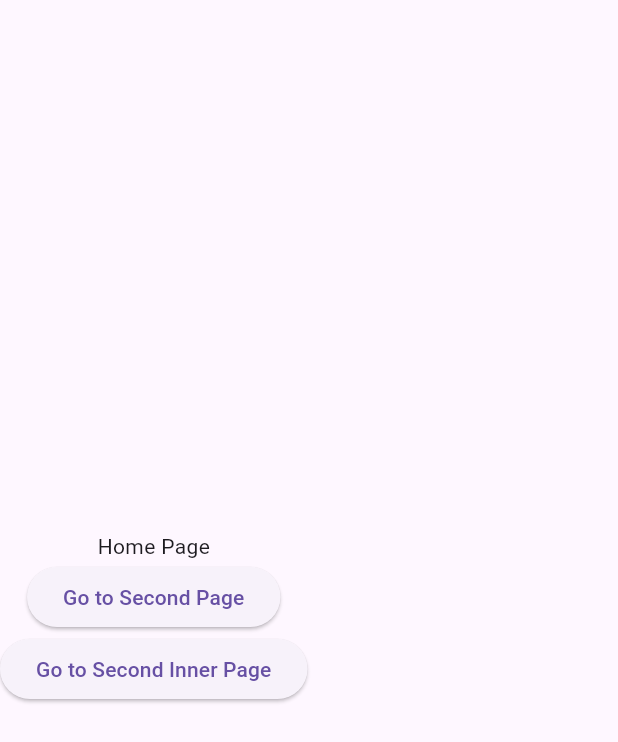
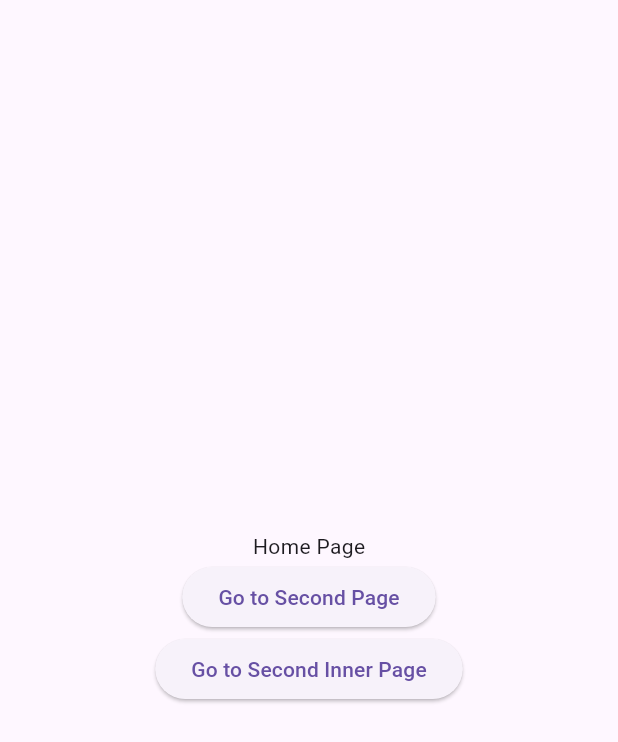
Before and after one commit to temoorx/autoRoute_test, a Flutter app: the screen it shows after launch, on a phone screen of 412 x 824 dp. Shown: the top 742 px of the screen. Run offline on Flutter 3.47's test engine with Material 3 defaults, Android fonts, the phone set to English and light mode, and no system bars; our stand-ins replace auto_route, flutter_bloc, freezed_annotation, get_it.

Commit message:
Refactor imports and layout in test_cubit_cubit.dart and home_page.dart

```diff
--- a/lib/cubit/test_cubit_cubit.dart
+++ b/lib/cubit/test_cubit_cubit.dart
@@ -1,4 +1,5 @@
-import 'package:bloc/bloc.dart';
+
+import 'package:flutter_bloc/flutter_bloc.dart';
 import 'package:freezed_annotation/freezed_annotation.dart';
 
 part 'test_cubit_state.dart';
--- a/lib/home_page.dart
+++ b/lib/home_page.dart
@@ -1,7 +1,5 @@
 import 'package:auto_route/auto_route.dart';
 import 'package:flutter/material.dart';
-
-import 'routes/app_router.dart';
 
 @RoutePage()
 class HomePage extends StatelessWidget {
@@ -12,9 +10,7 @@ class HomePage extends StatelessWidget {
     return Scaffold(
         body: SafeArea(
       child: Center(
-        child: Row(
-          children: [
-            Column(
+        child: Column(
           mainAxisAlignment: MainAxisAlignment.center,
           children: [
             const Text('Home Page'),
@@ -30,8 +26,6 @@ class HomePage extends StatelessWidget {
                 child: const Text('Go to Second Inner Page')),
           ],
         ),
-          ],
-        ),
       ),
     ));
   }
```
Lines whose indentation alone changed are shown as unchanged.
